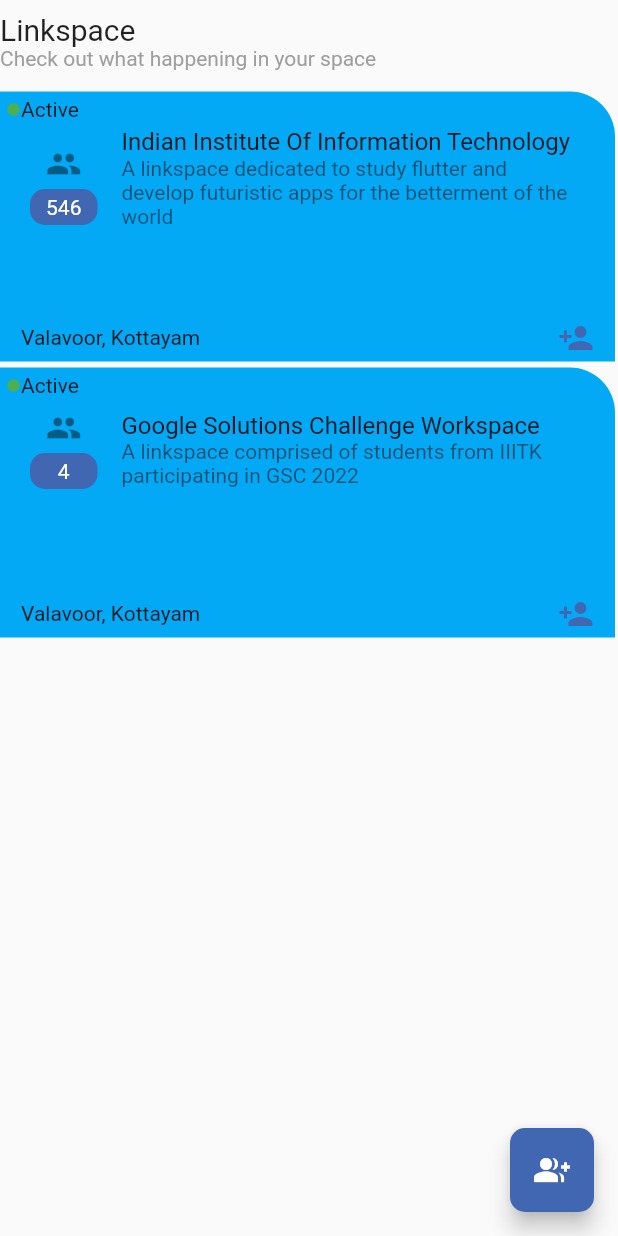
After one commit to aditya-taparia/googleSolutionChallenge, a Flutter app: the linkspace screen opened directly, on a phone screen of 412 x 824 dp. The commit adds this screen. Run offline on Flutter 3.47's test engine with Material 2 defaults, Android fonts, the phone set to English and light mode, and no system bars; our stand-ins replace cloud_firestore, firebase_auth, firebase_core, flutter_speed_dial, google_fonts, google_maps_flutter and 7 more; missing offline and left inert: flutter_barcode_scanner, particles_flutter, side_header_list_view; accounts and stored records are empty.

Commit message:
linkspace

```diff
--- a/lib/screens/home/chat/forum.dart
+++ b/lib/screens/home/chat/forum.dart
@@ -16,10 +16,9 @@
       length: 2,
       child: Scaffold(
         appBar: AppBar(
-          flexibleSpace: Column(
-            mainAxisAlignment: MainAxisAlignment.end,
-            children: const [
-              TabBar(
+          title: const Text("LinkSpace Name"),
+          // centerTitle: false,
+          bottom: const TabBar(
               indicatorColor: Colors.white,
               unselectedLabelColor: Colors.white70,
               tabs: [
@@ -34,9 +33,7 @@
                   'Chats',
                   style: TextStyle(fontSize: 20),
                 )),
-                  ])
-            ],
-          ),
+              ]),
         ),
         body: const TabBarView(
           children: [
--- /dev/null
+++ b/lib/screens/home/chat/linkspace.dart
@@ -0,0 +1,148 @@
+import 'package:flutter/material.dart';
+import 'package:googlesolutionchallenge/screens/home/chat/forum.dart';
+
+class linkspace extends StatefulWidget {
+  const linkspace({Key? key}) : super(key: key);
+
+  @override
+  State<linkspace> createState() => _linkspaceState();
+}
+
+bool _isspaceowned = true;
+
+List<String> tiletitles = [
+  "Indian Institute Of Information Technology",
+  "Google Solutions Challenge Workspace"
+];
+List<String> tiledescriptions = [
+  "A linkspace dedicated to study flutter and develop futuristic apps for the betterment of the world",
+  "A linkspace comprised of students from IIITK participating in GSC 2022"
+];
+List<String> tilelocation = ["Valavoor, Kottayam", "Valavoor, Kottayam"];
+List<int> tilememeber = [546, 4];
+
+class _linkspaceState extends State<linkspace> {
+  @override
+  Widget build(BuildContext context) {
+    return Scaffold(
+      // appBar: AppBar(),
+      body: SingleChildScrollView(
+        child: Padding(
+          padding: const EdgeInsets.fromLTRB(0, 8, 2, 8),
+          child: Column(
+            crossAxisAlignment: CrossAxisAlignment.start,
+            children: [
+              const Text(
+                "Linkspace",
+                style: TextStyle(fontSize: 20),
+              ),
+              _isspaceowned
+                  ? const Text(
+                      "Check out what happening in your space",
+                      style: TextStyle(fontSize: 14, color: Colors.grey),
+                    )
+                  : const Text(
+                      "Explore and find your ideal space",
+                      style: TextStyle(fontSize: 14, color: Colors.grey),
+                    ),
+              const SizedBox(
+                height: 10,
+              ),
+              ListView.builder(
+                  itemCount: tiletitles.length,
+                  shrinkWrap: true,
+                  itemBuilder: (context, index) {
+                    return GestureDetector(
+                      onTap: () {
+                        Navigator.push(
+                            context,
+                            MaterialPageRoute(
+                                builder: (context) => const Forum()));
+                      },
+                      child: Padding(
+                        padding: const EdgeInsets.only(top: 4.0),
+                        child: Container(
+                          height: 180,
+                          decoration: const BoxDecoration(
+                              color: Colors.lightBlue,
+                              borderRadius: BorderRadius.only(
+                                  // topLeft: Radius.circular(10),
+                                  topRight: Radius.circular(30))),
+                          padding: const EdgeInsets.all(4.0),
+                          child: Column(
+                            children: [
+                              Row(
+                                mainAxisAlignment: MainAxisAlignment.start,
+                                children: const [
+                                  Icon(
+                                    Icons.circle,
+                                    color: Colors.green,
+                                    size: 10,
+                                  ),
+                                  Text("Active")
+                                ],
+                              ),
+                              ListTile(
+                                leading: Column(
+                                  children: [
+                                    const Icon(Icons.group),
+                                    const SizedBox(
+                                      height: 5,
+                                    ),
+                                    Container(
+                                      width: 45,
+                                      padding: const EdgeInsets.all(4),
+                                      decoration: const BoxDecoration(
+                                          color:
+                                              Color.fromRGBO(66, 103, 178, 1),
+                                          borderRadius: BorderRadius.all(
+                                              Radius.circular(10))),
+                                      child: Center(
+                                        child: Text(
+                                          tilememeber[index].toString(),
+                                          style: const TextStyle(
+                                              color: Colors.white),
+                                        ),
+                                      ),
+                                    )
+                                  ],
+                                ),
+                                title: Text(tiletitles[index]),
+                                subtitle: SingleChildScrollView(
+                                  child: Container(
+                                      child: Text(tiledescriptions[index])),
+                                ),
+                              ),
+                              Spacer(),
+                              Padding(
+                                padding:
+                                    const EdgeInsets.only(right: 10, left: 10),
+                                child: Row(
+                                  mainAxisAlignment:
+                                      MainAxisAlignment.spaceBetween,
+                                  children: [
+                                    Text(tilelocation[index]),
+                                    const Icon(
+                                      Icons.person_add,
+                                      color: Color.fromRGBO(66, 103, 178, 1),
+                                    )
+                                  ],
+                                ),
+                              ),
+                            ],
+                          ),
+                        ),
+                      ),
+                    );
+                  })
+            ],
+          ),
+        ),
+      ),
+      floatingActionButton: FloatingActionButton(
+        onPressed: () {},
+        child: Icon(Icons.group_add),
+      ),
+    );
+  }
+}
--- a/lib/screens/home/home.dart
+++ b/lib/screens/home/home.dart
@@ -3,9 +3,9 @@
 import 'package:flutter/material.dart';
 import 'package:googlesolutionchallenge/models/user.dart';
 import 'package:googlesolutionchallenge/screens/home/analytics/analytics.dart';
+import 'package:googlesolutionchallenge/screens/home/chat/linkspace.dart';
 import 'package:googlesolutionchallenge/screens/home/dashboard/dashboard.dart';
 import 'package:googlesolutionchallenge/screens/home/map/map.dart';
-import 'package:googlesolutionchallenge/screens/home/chat/forum.dart';
 import 'package:googlesolutionchallenge/screens/utils/notification.dart';
 import 'package:googlesolutionchallenge/services/auth.dart';
 import 'package:flutter_barcode_scanner/flutter_barcode_scanner.dart';
@@ -357,7 +357,7 @@
                       bloc: bloc,
                     ),
                     const MapScreen(),
-                    const Forum(),
+                    const linkspace(),
                     const Analytics(),
                   ];
                   _index = snapshot.data!.index;
@@ -495,7 +495,7 @@
                           ? screens[0]
                           : snapshot.data == Navigation.map
                               ? screens[1]
-                              : snapshot.data == Navigation.disscussionForm
+                              : snapshot.data == Navigation.linkspace
                                   ? screens[2]
                                   : snapshot.data == Navigation.analytics
                                       ? screens[3]
@@ -538,13 +538,13 @@
                             ),
                             NavigationDestination(
                               icon: Icon(
-                                Icons.chat_bubble_outline_rounded,
+                                Icons.groups_rounded,
                               ),
                               selectedIcon: Icon(
-                                Icons.chat_bubble_rounded,
+                                Icons.groups_rounded,
                                 color: Colors.white,
                               ),
-                              label: 'Chats',
+                              label: 'Linkspace',
                             ),
                             NavigationDestination(
                               icon: Icon(
--- a/lib/services/navigation_bloc.dart
+++ b/lib/services/navigation_bloc.dart
@@ -4,7 +4,7 @@
 enum Navigation {
   dashboard,
   map,
-  disscussionForm,
+  linkspace,
   analytics,
 }
 
```
Lines whose indentation alone changed are shown as unchanged.
